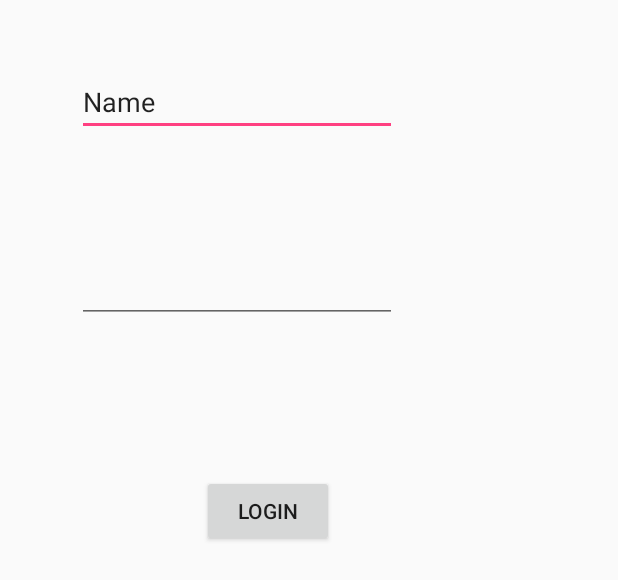
After one commit to jpajukan/mobsosclient, an Android app: the layout activity_login.xml on its own in the app's theme, with its tools: preview values and no code run, on a phone screen of 412 x 824 dp. The commit adds this screen. Shown: the top 580 px of the screen. Run offline under Robolectric (Android 15) with nearby library versions, the phone set to English and light mode, and no system bars.

Commit message:
Added post login and mock-up login page

```diff
--- /dev/null
+++ b/MSclient/app/src/main/res/layout/activity_login.xml
@@ -0,0 +1,44 @@
+<?xml version="1.0" encoding="utf-8"?>
+<RelativeLayout xmlns:android="http://schemas.android.com/apk/res/android"
+    xmlns:tools="http://schemas.android.com/tools"
+    android:id="@+id/activity_login"
+    android:layout_width="match_parent"
+    android:layout_height="match_parent"
+    android:paddingBottom="@dimen/activity_vertical_margin"
+    android:paddingLeft="@dimen/activity_horizontal_margin"
+    android:paddingRight="@dimen/activity_horizontal_margin"
+    android:paddingTop="@dimen/activity_vertical_margin"
+    tools:context="fi.oulu.mobisocial.msclient.LoginActivity">
+
+    <EditText
+        android:layout_width="wrap_content"
+        android:layout_height="wrap_content"
+        android:inputType="textPersonName"
+        android:text="Name"
+        android:ems="10"
+        android:layout_alignParentTop="true"
+        android:layout_alignParentStart="true"
+        android:layout_marginStart="35dp"
+        android:layout_marginTop="29dp"
+        android:id="@+id/editText" />
+
+    <EditText
+        android:layout_width="wrap_content"
+        android:layout_height="wrap_content"
+        android:inputType="textPassword"
+        android:ems="10"
+        android:layout_below="@+id/editText"
+        android:layout_alignStart="@+id/editText"
+        android:layout_marginTop="79dp"
+        android:id="@+id/editText2" />
+
+    <Button
+        android:text="Login"
+        android:layout_width="wrap_content"
+        android:layout_height="wrap_content"
+        android:layout_marginTop="101dp"
+        android:id="@+id/button_login"
+        android:layout_below="@+id/editText2"
+        android:layout_alignEnd="@+id/editText2"
+        android:layout_marginEnd="42dp" />
+</RelativeLayout>
```
Also changed, not shown: MSclient/app/src/main/AndroidManifest.xml (+9 -1 lines), MSclient/app/src/main/java/fi/oulu/mobisocial/msclient/LoginActivity.java (added, +26 -0 lines), MSclient/app/src/main/java/fi/oulu/mobisocial/msclient/MapsActivity.java (+86 -0 lines), MSclient/app/src/main/res/layout/activity_maps.xml (+10 -0 lines).
